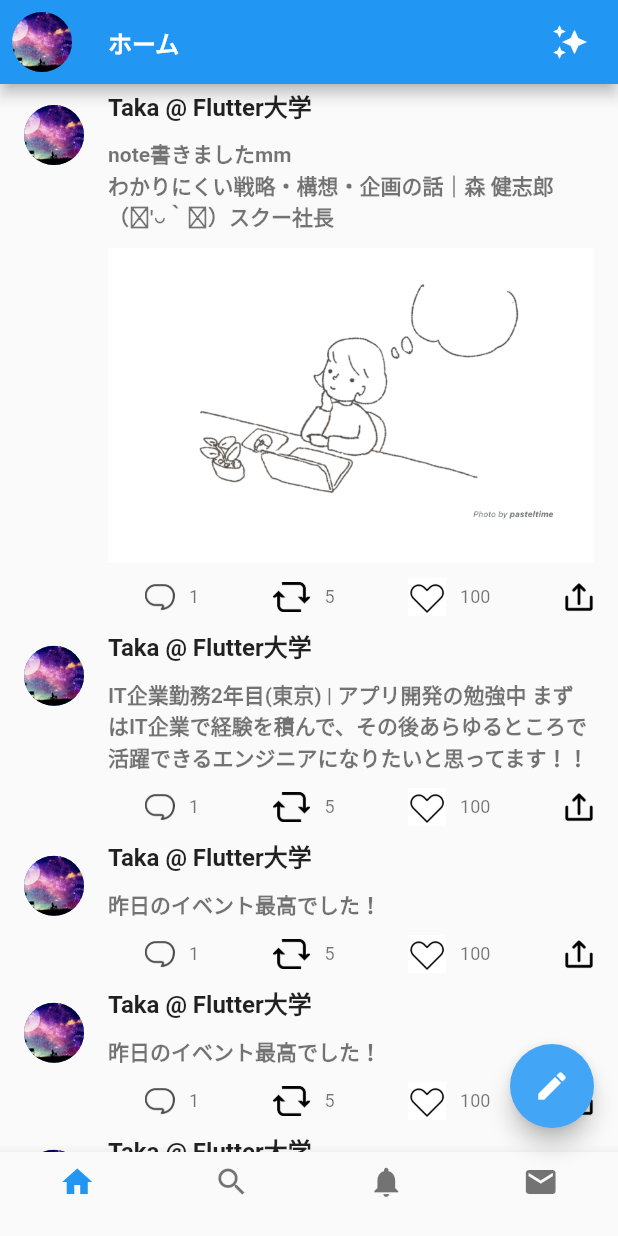
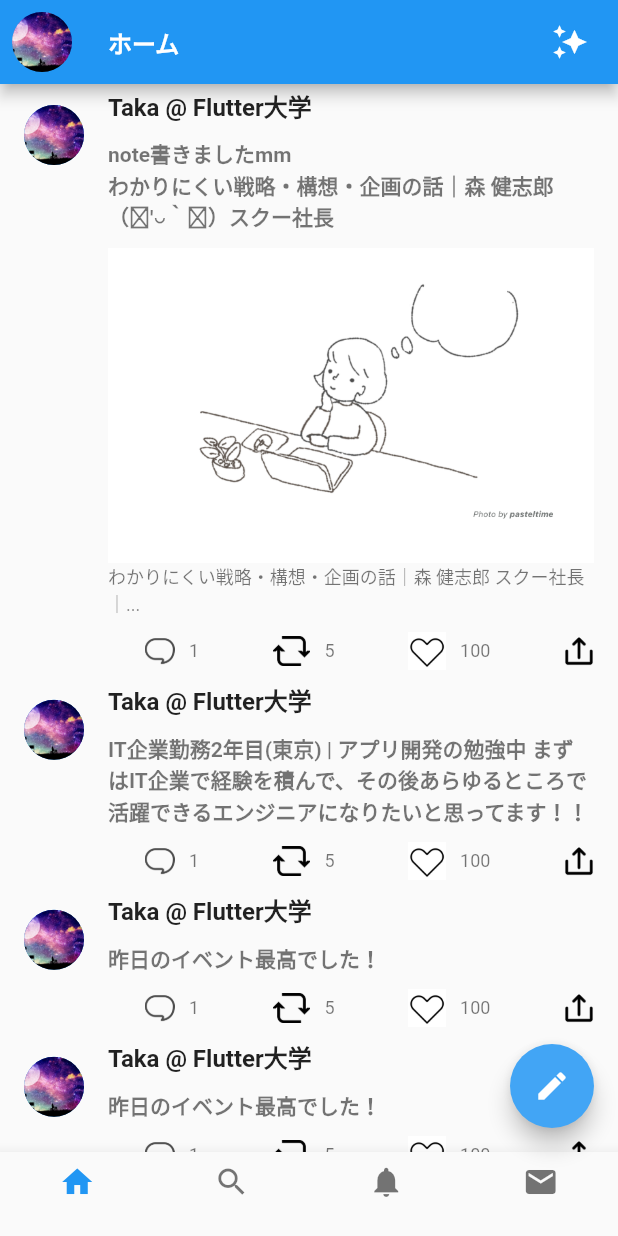
Before and after one commit to Takatoshi-ish/flutter_twitter_ui, a Flutter app: the screen it shows after launch, scrolled down 576 dp, on a phone screen of 412 x 824 dp. Run offline on Flutter 3.47's test engine with Material 2 defaults, Android fonts, the phone set to English and light mode, and no system bars.

Commit message:
画像の下に文字を入れる

```diff
--- a/lib/main.dart
+++ b/lib/main.dart
@@ -17,6 +17,7 @@ class MyApp extends StatelessWidget {
   String comment2 =
       'IT企業勤務2年目(東京) | アプリ開発の勉強中 まずはIT企業で経験を積んで、その後あらゆるところで活躍できるエンジニアになりたいと思ってます！！ITエンジニアの人と繋がりたいです！';
   String comment3 = 'note書きましたmm\nわかりにくい戦略・構想・企画の話｜森 健志郎（˶′◡‵˶）スクー社長';
+  String commentmini1 = 'わかりにくい戦略・構想・企画の話｜森 健志郎 スクー社長｜...';
 
   @override
   Widget build(BuildContext context) {
@@ -60,7 +61,8 @@ class MyApp extends StatelessWidget {
               if (index % 3 == 0) {
                 return TweetTile(imageURL, userName, date, comment2);
               } else if (index % 5 == 0) {
-                return TweetWithImageTile(imageURL, userName, date, comment3);
+                return TweetWithImageTile(
+                    imageURL, userName, date, comment3, commentmini1);
               } else {
                 return TweetTile(imageURL, userName, date, comment);
               }
@@ -184,8 +186,10 @@ class TweetWithImageTile extends StatelessWidget {
   String userName;
   String date;
   String comment;
+  String commentmini;
 
-  TweetWithImageTile(this.imageURL, this.userName, this.date, this.comment,
+  TweetWithImageTile(
+      this.imageURL, this.userName, this.date, this.comment, this.commentmini,
       {Key? key})
       : super(key: key);
 
@@ -218,7 +222,19 @@ class TweetWithImageTile extends StatelessWidget {
           const SizedBox(
             height: 10,
           ),
-          Image.asset('assets/image1.png'),
+          Container(
+            child: Column(
+              children: [
+                Image.asset('assets/image1.png'),
+                SizedBox(
+                  child: Text(
+                    commentmini,
+                    style: TextStyle(fontSize: 12),
+                  ),
+                )
+              ],
+            ),
+          ),
           const SizedBox(
             height: 10,
           ),
```
